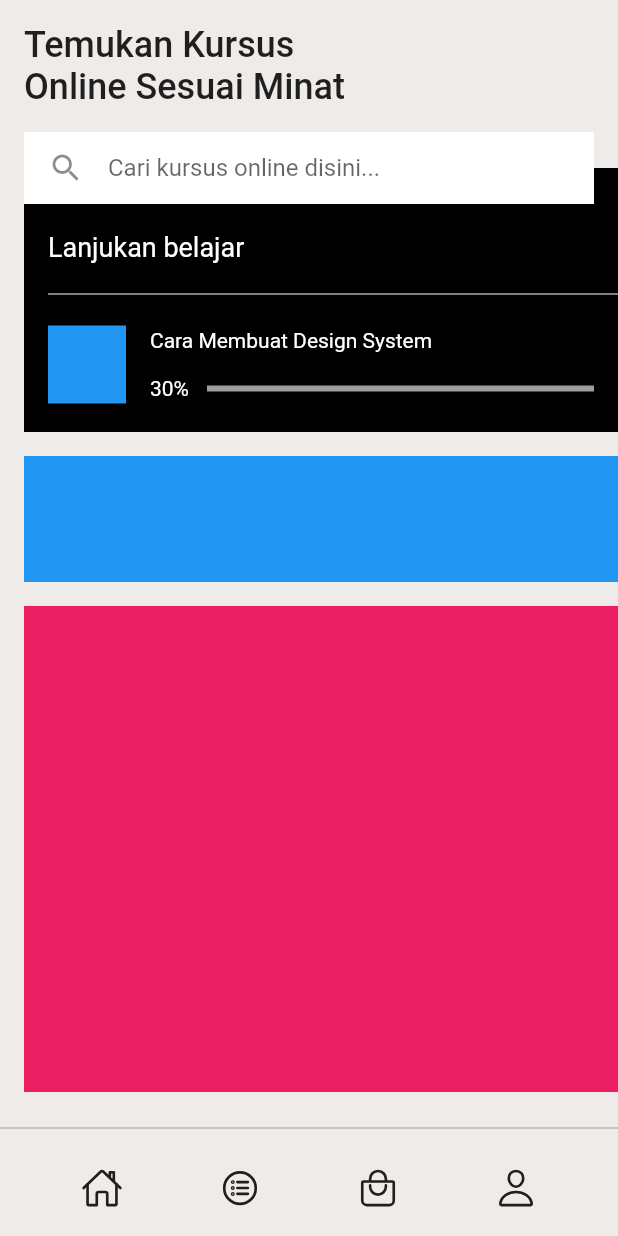
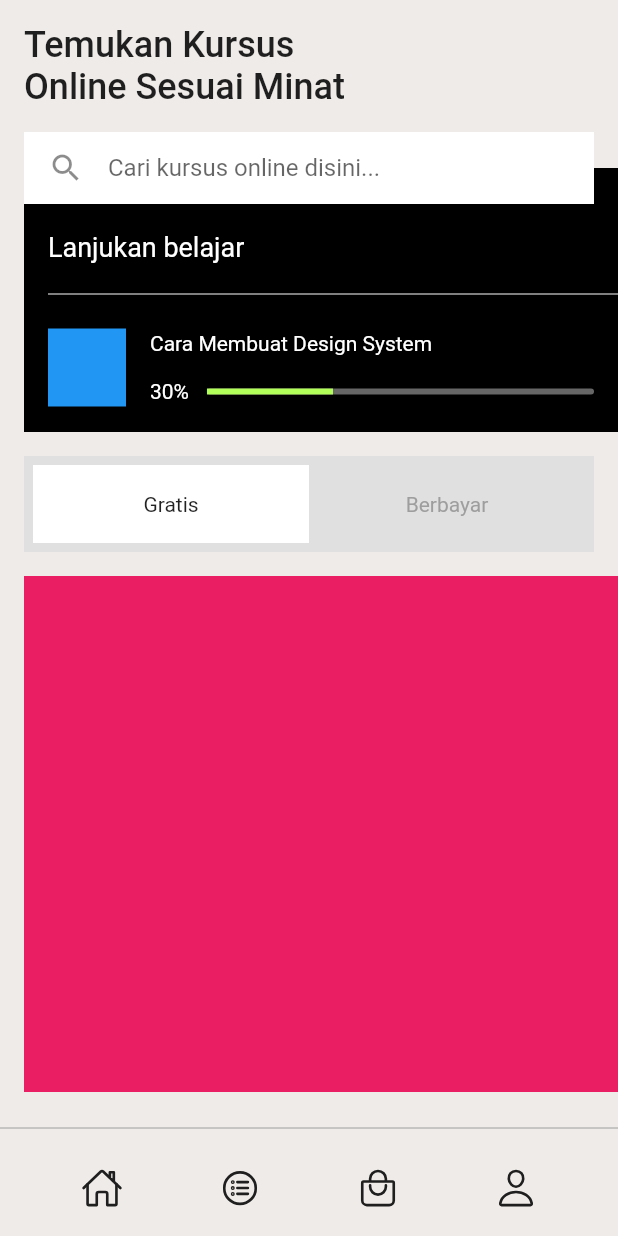
Before and after one commit to JAICHANGPARK/flutter_notebook_19th_story, a Flutter app: the screen it shows after launch, on a phone screen of 412 x 824 dp. Run offline on Flutter 3.47's test engine with Material 2 defaults, Android fonts, the phone set to English and light mode, and no system bars; our stand-ins replace bubble_tab_indicator, cached_network_image, countup, fl_chart, flutter_riverpod, freezed_annotation and 4 more.

Commit message:
Update e_course_home_page.dart

```diff
--- a/lib/ep1148_e_course_app/src/ui/e_course_home_page.dart
+++ b/lib/ep1148_e_course_app/src/ui/e_course_home_page.dart
@@ -83,7 +83,7 @@ class _ECourseHomePageState extends State<ECourseHomePage> {
                                         ),
                                         Expanded(
                                           child: Padding(
-                                            padding: const EdgeInsets.symmetric(horizontal: 16),
+                                            padding: const EdgeInsets.symmetric(horizontal: 16, vertical: 4),
                                             child: Column(
                                               crossAxisAlignment: CrossAxisAlignment.start,
                                               children: [
@@ -111,7 +111,19 @@ class _ECourseHomePageState extends State<ECourseHomePage> {
                                                       child: Container(
                                                         height: 4,
                                                         decoration: BoxDecoration(
-                                                          color: Colors.grey,
+                                                          color: Colors.white.withOpacity(0.4),
+                                                          borderRadius: BorderRadius.circular(4),
+                                                        ),
+                                                        child: Row(
+                                                          children: [
+                                                            Container(
+                                                              width: 84,
+                                                              height: 4,
+                                                              decoration: BoxDecoration(
+                                                                color: Colors.lightGreenAccent,
+                                                              ),
+                                                            ),
+                                                          ],
                                                         ),
                                                       ),
                                                     )
@@ -151,10 +163,39 @@ class _ECourseHomePageState extends State<ECourseHomePage> {
                         ),
                       ),
                     ),
-                    Container(
-                      height: 84,
-                      decoration: BoxDecoration(
-                        color: Colors.blue,
+                    Padding(
+                      padding: const EdgeInsets.only(right: 16),
+                      child: Container(
+                        height: 64,
+                        decoration: BoxDecoration(
+                          color: Colors.grey[300],
+                        ),
+                        padding: EdgeInsets.all(6),
+                        child: Row(
+                          children: [
+                            Expanded(
+                              child: Container(
+                                decoration: BoxDecoration(
+                                  color: Colors.white,
+                                ),
+                                child: Center(
+                                  child:
+                                  Text("Gratis"),
+                                ),
+                              ),
+                            ),
+                            Expanded(
+                              child: Center(
+                                child: Text(
+                                  "Berbayar",
+                                  style: TextStyle(
+                                    color: Colors.grey,
+                                  ),
+                                ),
+                              ),
+                            )
+                          ],
+                        ),
                       ),
                     ),
                     SizedBox(
```
